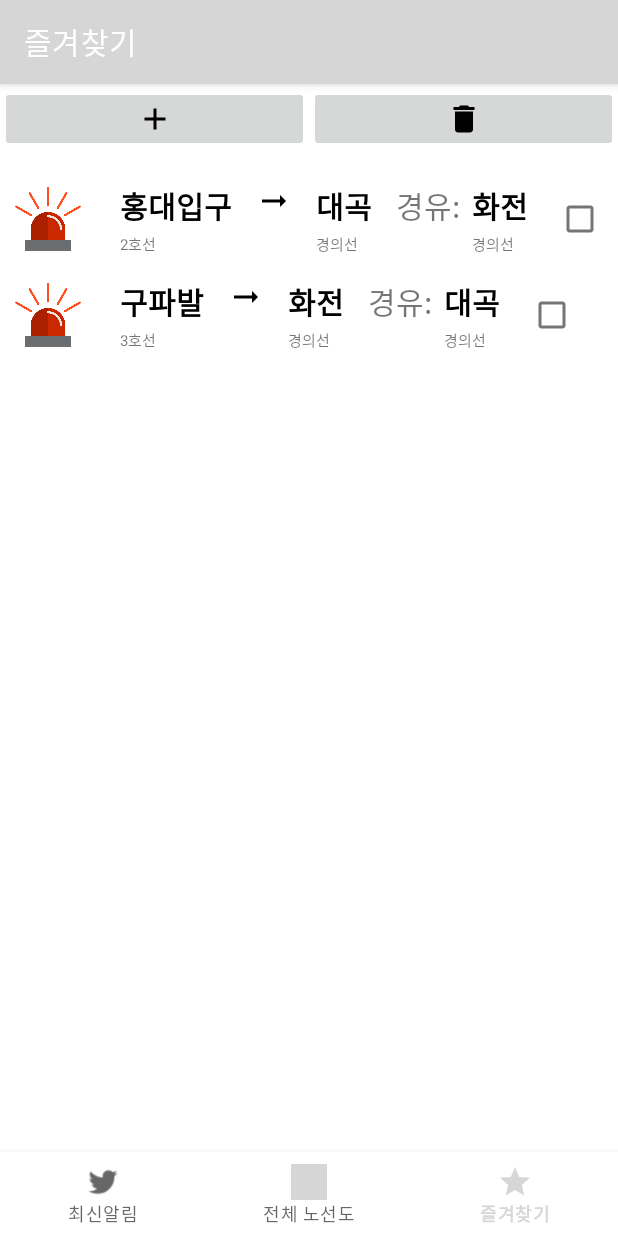
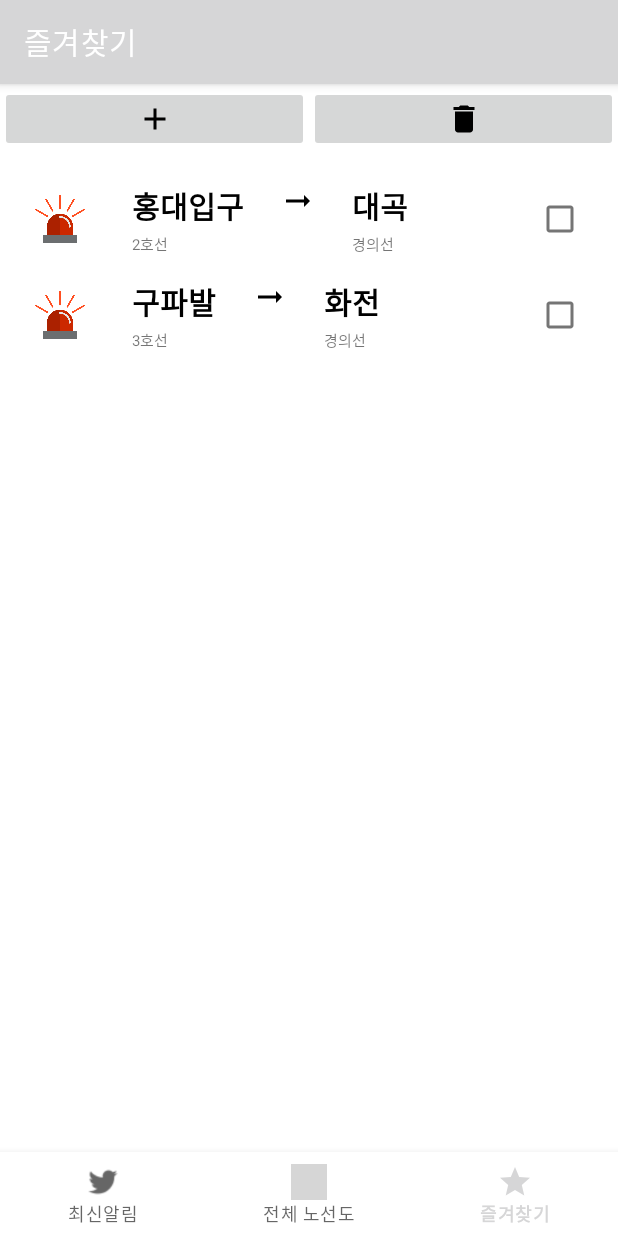
Before and after one commit to JamesDev51/dont-late-for-lecture, an Android app: the MarkFragment screen opened through its navigation route, on a phone screen of 412 x 824 dp. Run offline under Robolectric (Android 15) with nearby library versions, the phone set to English and light mode, and no system bars; our stand-ins replace navigation-ui; grey boxes are pictures that could not be loaded.

Commit message:
경유 삭제

```diff
--- a/app/src/main/java/com/team8/dlfl/fragment/Mark.kt
+++ b/app/src/main/java/com/team8/dlfl/fragment/Mark.kt
@@ -3,6 +3,4 @@ package com.team8.dlfl.fragment
 data class Mark(val arrival: String,
             val lineArrival: String,
             val departure: String,
-            val lineDeparture: String,
-            val middle: String,
-            val lineMiddle: String)
+            val lineDeparture: String)
--- a/app/src/main/java/com/team8/dlfl/fragment/MarkFragment.kt
+++ b/app/src/main/java/com/team8/dlfl/fragment/MarkFragment.kt
@@ -13,8 +13,8 @@ import com.team8.dlfl.databinding.FragmentMarkBinding
 class MarkFragment : Fragment() {
 
     val marks = arrayOf( // 파이어베이스에서 데이터 가져오기
-        Mark("홍대입구", "2호선", "대곡", "경의선", "화전", "경의선"),
-        Mark("구파발", "3호선", "화전", "경의선", "대곡", "경의선")
+        Mark("홍대입구", "2호선", "대곡", "경의선"),
+        Mark("구파발", "3호선", "화전", "경의선")
     )
     //val marks = mutableListOf<Mark>()
 
--- a/app/src/main/java/com/team8/dlfl/fragment/MarksAdapter.kt
+++ b/app/src/main/java/com/team8/dlfl/fragment/MarksAdapter.kt
@@ -33,8 +33,7 @@ class MarksAdapter(val marks: Array<Mark>)
             binding.txtLnArrival.text = mark.lineArrival
             binding.txtDeparture.text = mark.departure
             binding.txtLnDeparture.text = mark.lineDeparture
-            binding.txtMiddle.text = mark.middle
-            binding.txtLnMiddle.text = mark.lineMiddle
+
 
 
         }
--- a/app/src/main/res/layout/list_marks.xml
+++ b/app/src/main/res/layout/list_marks.xml
@@ -10,10 +10,11 @@
             android:layout_height="64dp"
             app:srcCompat="@drawable/warning"
             android:id="@+id/imageView"
-            android:padding="10dp"
+            android:padding="15dp"
             app:layout_constraintTop_toTopOf="parent"
             app:layout_constraintStart_toStartOf="parent"
-            app:layout_constraintBottom_toBottomOf="parent" />
+            app:layout_constraintBottom_toBottomOf="parent"
+            android:layout_marginStart="8dp" />
 
     <TextView
             android:text="화전"
@@ -46,7 +47,7 @@
             app:layout_constraintStart_toEndOf="@+id/txt_arrival"
             app:layout_constraintTop_toTopOf="parent"
             android:layout_marginTop="8dp"
-            android:layout_marginStart="16dp" />
+            android:layout_marginStart="24dp" />
 
     <TextView
             android:text="홍대입구"
@@ -56,7 +57,7 @@
             app:layout_constraintStart_toEndOf="@+id/imageView3"
             app:layout_constraintTop_toTopOf="parent"
             android:layout_marginTop="8dp"
-            android:layout_marginStart="16dp"
+            android:layout_marginStart="24dp"
             android:textSize="20sp"
             android:textColor="#000000"
             android:textStyle="bold" />
@@ -71,47 +72,16 @@
             app:layout_constraintStart_toStartOf="@+id/txt_departure"
             android:textSize="10sp" />
 
-    <TextView
-            android:text="경유:"
-            android:layout_width="wrap_content"
-            android:layout_height="wrap_content"
-            android:id="@+id/textView8"
-            app:layout_constraintStart_toEndOf="@+id/txt_departure"
-            app:layout_constraintTop_toTopOf="parent"
-            android:layout_marginTop="8dp"
-            android:layout_marginStart="16dp"
-            android:textSize="20sp" />
-
-    <TextView
-            android:text="강매"
-            android:layout_width="wrap_content"
-            android:layout_height="wrap_content"
-            android:id="@+id/txt_middle"
-            app:layout_constraintStart_toEndOf="@+id/textView8"
-            app:layout_constraintTop_toTopOf="parent"
-            android:layout_marginTop="8dp"
-            android:layout_marginStart="8dp"
-            android:textSize="20sp"
-            android:textColor="#000000"
-            android:textStyle="bold" />
-
-    <TextView
-            android:text="경의선"
-            android:layout_width="wrap_content"
-            android:layout_height="wrap_content"
-            android:id="@+id/txt_ln_middle"
-            app:layout_constraintStart_toStartOf="@+id/txt_middle"
-            app:layout_constraintBottom_toBottomOf="parent"
-            android:layout_marginBottom="8dp"
-            android:textSize="10sp" />
-
     <CheckBox
             android:layout_width="37dp"
             android:layout_height="39dp"
             android:id="@+id/chk_del"
-            app:layout_constraintStart_toEndOf="@+id/txt_middle"
             app:layout_constraintTop_toTopOf="parent"
-            android:layout_marginStart="16dp"
             app:layout_constraintEnd_toEndOf="parent"
-            app:layout_constraintBottom_toBottomOf="parent" />
+            app:layout_constraintBottom_toBottomOf="parent"
+            android:layout_marginTop="8dp"
+            android:layout_marginBottom="8dp"
+            android:layout_marginEnd="38dp"
+            app:layout_constraintStart_toEndOf="@+id/imageView"
+            android:layout_marginStart="300dp" />
 </androidx.constraintlayout.widget.ConstraintLayout>
```
